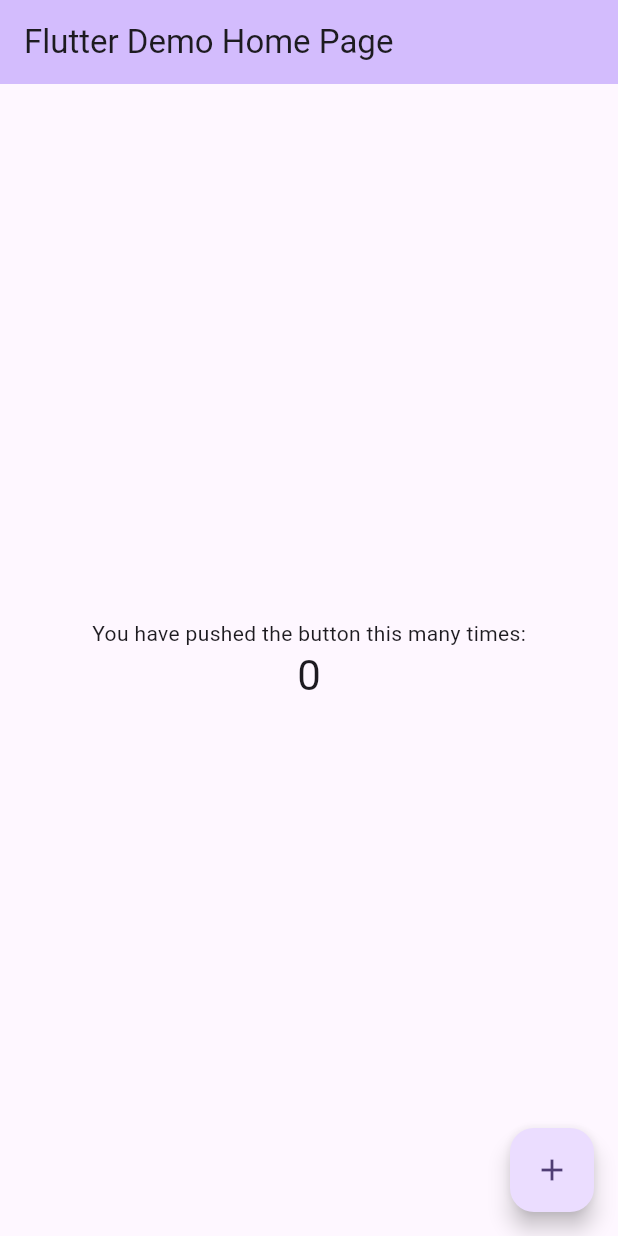
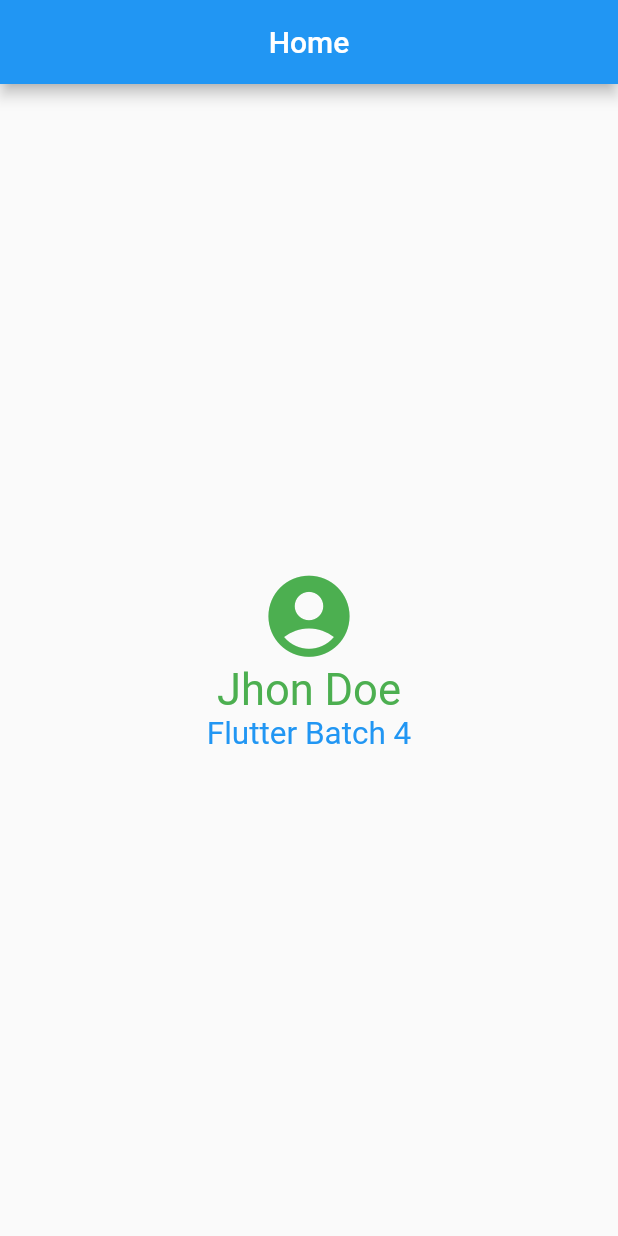
Before and after one commit to flucloxin500/Live_Test, a Flutter app: the screen it shows after launch, on a phone screen of 412 x 824 dp. Run offline on Flutter 3.47's test engine with Material 2 defaults, Android fonts, the phone set to English and light mode, and no system bars.

```diff
--- a/lib/main.dart
+++ b/lib/main.dart
@@ -1,125 +1,64 @@
+import 'package:flutter/cupertino.dart';
 import 'package:flutter/material.dart';
 
-void main() {
-  runApp(const MyApp());
-}
-
-class MyApp extends StatelessWidget {
-  const MyApp({super.key});
-
-  // This widget is the root of your application.
+class MyApp extends StatelessWidget{
   @override
   Widget build(BuildContext context) {
     return MaterialApp(
-      title: 'Flutter Demo',
-      theme: ThemeData(
-        // This is the theme of your application.
-        //
-        // TRY THIS: Try running your application with "flutter run". You'll see
-        // the application has a blue toolbar. Then, without quitting the app,
-        // try changing the seedColor in the colorScheme below to Colors.green
-        // and then invoke "hot reload" (save your changes or press the "hot
-        // reload" button in a Flutter-supported IDE, or press "r" if you used
-        // the command line to start the app).
-        //
-        // Notice that the counter didn't reset back to zero; the application
-        // state is not lost during the reload. To reset the state, use hot
-        // restart instead.
-        //
-        // This works for code too, not just values: Most code changes can be
-        // tested with just a hot reload.
-        colorScheme: ColorScheme.fromSeed(seedColor: Colors.deepPurple),
-        useMaterial3: true,
-      ),
-      home: const MyHomePage(title: 'Flutter Demo Home Page'),
+      debugShowCheckedModeBanner: true,
+      home: HomeScreen(),
     );
   }
 }
 
-class MyHomePage extends StatefulWidget {
-  const MyHomePage({super.key, required this.title});
-
-  // This widget is the home page of your application. It is stateful, meaning
-  // that it has a State object (defined below) that contains fields that affect
-  // how it looks.
-
-  // This class is the configuration for the state. It holds the values (in this
-  // case the title) provided by the parent (in this case the App widget) and
-  // used by the build method of the State. Fields in a Widget subclass are
-  // always marked "final".
-
-  final String title;
-
-  @override
-  State<MyHomePage> createState() => _MyHomePageState();
-}
-
-class _MyHomePageState extends State<MyHomePage> {
-  int _counter = 0;
-
-  void _incrementCounter() {
-    setState(() {
-      // This call to setState tells the Flutter framework that something has
-      // changed in this State, which causes it to rerun the build method below
-      // so that the display can reflect the updated values. If we changed
-      // _counter without calling setState(), then the build method would not be
-      // called again, and so nothing would appear to happen.
-      _counter++;
-    });
-  }
-
+class HomeScreen extends StatelessWidget{
   @override
   Widget build(BuildContext context) {
-    // This method is rerun every time setState is called, for instance as done
-    // by the _incrementCounter method above.
-    //
-    // The Flutter framework has been optimized to make rerunning build methods
-    // fast, so that you can just rebuild anything that needs updating rather
-    // than having to individually change instances of widgets.
     return Scaffold(
       appBar: AppBar(
-        // TRY THIS: Try changing the color here to a specific color (to
-        // Colors.amber, perhaps?) and trigger a hot reload to see the AppBar
-        // change color while the other colors stay the same.
-        backgroundColor: Theme.of(context).colorScheme.inversePrimary,
-        // Here we take the value from the MyHomePage object that was created by
-        // the App.build method, and use it to set our appbar title.
-        title: Text(widget.title),
+        centerTitle: true,
+        title: Text('Home',
+          style: TextStyle(
+            color: Colors.white,
+          ),
+        ),
+        backgroundColor: Colors.blue,
       ),
-      body: Center(
-        // Center is a layout widget. It takes a single child and positions it
-        // in the middle of the parent.
-        child: Column(
-          // Column is also a layout widget. It takes a list of children and
-          // arranges them vertically. By default, it sizes itself to fit its
-          // children horizontally, and tries to be as tall as its parent.
-          //
-          // Column has various properties to control how it sizes itself and
-          // how it positions its children. Here we use mainAxisAlignment to
-          // center the children vertically; the main axis here is the vertical
-          // axis because Columns are vertical (the cross axis would be
-          // horizontal).
-          //
-          // TRY THIS: Invoke "debug painting" (choose the "Toggle Debug Paint"
-          // action in the IDE, or press "p" in the console), to see the
-          // wireframe for each widget.
-          mainAxisAlignment: MainAxisAlignment.center,
-          children: <Widget>[
-            const Text(
-              'You have pushed the button this many times:',
-            ),
-            Text(
-              '$_counter',
-              style: Theme.of(context).textTheme.headlineMedium,
-            ),
-          ],
-        ),
+      body: Column(
+        mainAxisAlignment: MainAxisAlignment.center,
+        crossAxisAlignment: CrossAxisAlignment.center,
+        children: [
+          Icon(Icons.account_circle,
+            size: 65,
+            color: Colors.green,
+          ),
+          Row(
+            mainAxisAlignment: MainAxisAlignment.center,
+            crossAxisAlignment: CrossAxisAlignment.start,
+            children: [
+              Text('Jhon Doe', style:
+              TextStyle(
+                  fontSize: 29,
+                  color: Colors.green
+              ),),
+            ],
+          ),
+          Row(
+            mainAxisAlignment: MainAxisAlignment.center,
+            crossAxisAlignment: CrossAxisAlignment.end,
+            children: [
+              Text('Flutter Batch 4',style: TextStyle(
+                fontSize: 21,
+                color: Colors.blue,
+              ),),
+            ],
+          )
+        ],
       ),
-      floatingActionButton: FloatingActionButton(
-        onPressed: _incrementCounter,
-        tooltip: 'Increment',
-        child: const Icon(Icons.add),
-      ), // This trailing comma makes auto-formatting nicer for build methods.
     );
   }
 }
+
+void main (){
+  runApp(MyApp());
+}
```
